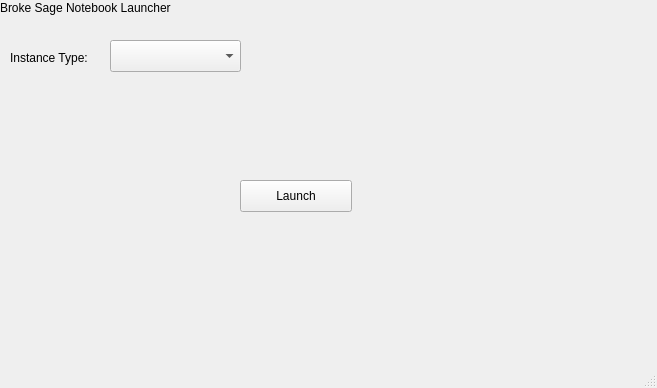
This is src/mainwindow.ui in maxlamberti/Diogenes as Qt 5 draws it before an edit. The edited form follows.
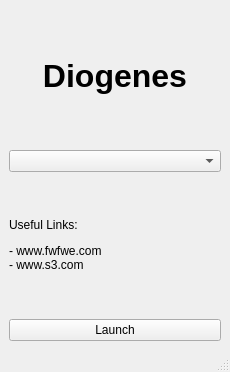
This is the edited form.

Commit message: improves ui and window sizing

Patch:
```diff
--- a/src/mainwindow.ui
+++ b/src/mainwindow.ui
@@ -6,49 +6,33 @@
    <rect>
     <x>0</x>
     <y>0</y>
-    <width>657</width>
-    <height>388</height>
+    <width>230</width>
+    <height>372</height>
    </rect>
   </property>
   <property name="windowTitle">
    <string>MainWindow</string>
   </property>
   <widget class="QWidget" name="centralwidget">
+   <layout class="QVBoxLayout" name="verticalLayout">
+    <item>
    <widget class="QLabel" name="label">
-    <property name="geometry">
-     <rect>
-      <x>0</x>
-      <y>0</y>
-      <width>301</width>
-      <height>16</height>
-     </rect>
-    </property>
     <property name="text">
-     <string>Broke Sage Notebook Launcher</string>
-    </property>
-   </widget>
-   <widget class="QLabel" name="InstanceTypeLabel">
-    <property name="geometry">
-     <rect>
-      <x>10</x>
-      <y>50</y>
-      <width>101</width>
-      <height>16</height>
-     </rect>
-    </property>
-    <property name="text">
-     <string>Instance Type:</string>
-    </property>
-   </widget>
+       <string>&lt;html&gt;&lt;head/&gt;&lt;body&gt;&lt;p&gt;&lt;span style=&quot; font-size:24pt; font-weight:600;&quot;&gt;Diogenes&lt;/span&gt;&lt;/p&gt;&lt;/body&gt;&lt;/html&gt;</string>
+      </property>
+      <property name="textFormat">
+       <enum>Qt::AutoText</enum>
+      </property>
+      <property name="scaledContents">
+       <bool>false</bool>
+      </property>
+      <property name="alignment">
+       <set>Qt::AlignCenter</set>
+      </property>
+     </widget>
+    </item>
+    <item>
    <widget class="QComboBox" name="InstanceTypeComboBox">
-    <property name="geometry">
-     <rect>
-      <x>110</x>
-      <y>40</y>
-      <width>131</width>
-      <height>32</height>
-     </rect>
-    </property>
     <property name="currentText">
      <string/>
     </property>
@@ -59,29 +43,22 @@
      <bool>true</bool>
     </property>
    </widget>
+    </item>
+    <item>
+     <widget class="QLabel" name="label_2">
+      <property name="text">
+       <string>&lt;html&gt;&lt;head/&gt;&lt;body&gt;&lt;p&gt;Useful Links: &lt;/p&gt;&lt;p&gt;- www.fwfwe.com&lt;br/&gt;- www.s3.com&lt;/p&gt;&lt;/body&gt;&lt;/html&gt;</string>
+      </property>
+     </widget>
+    </item>
+    <item>
    <widget class="QPushButton" name="RequestInstanceButton">
-    <property name="geometry">
-     <rect>
-      <x>240</x>
-      <y>180</y>
-      <width>112</width>
-      <height>32</height>
-     </rect>
-    </property>
     <property name="text">
      <string>Launch</string>
     </property>
    </widget>
-  </widget>
-  <widget class="QMenuBar" name="menubar">
-   <property name="geometry">
-    <rect>
-     <x>0</x>
-     <y>0</y>
-     <width>657</width>
-     <height>22</height>
-    </rect>
-   </property>
+    </item>
+   </layout>
   </widget>
   <widget class="QStatusBar" name="statusbar"/>
  </widget>
```
Lines whose indentation alone changed are shown as unchanged. The commit also changes 4 other files.
